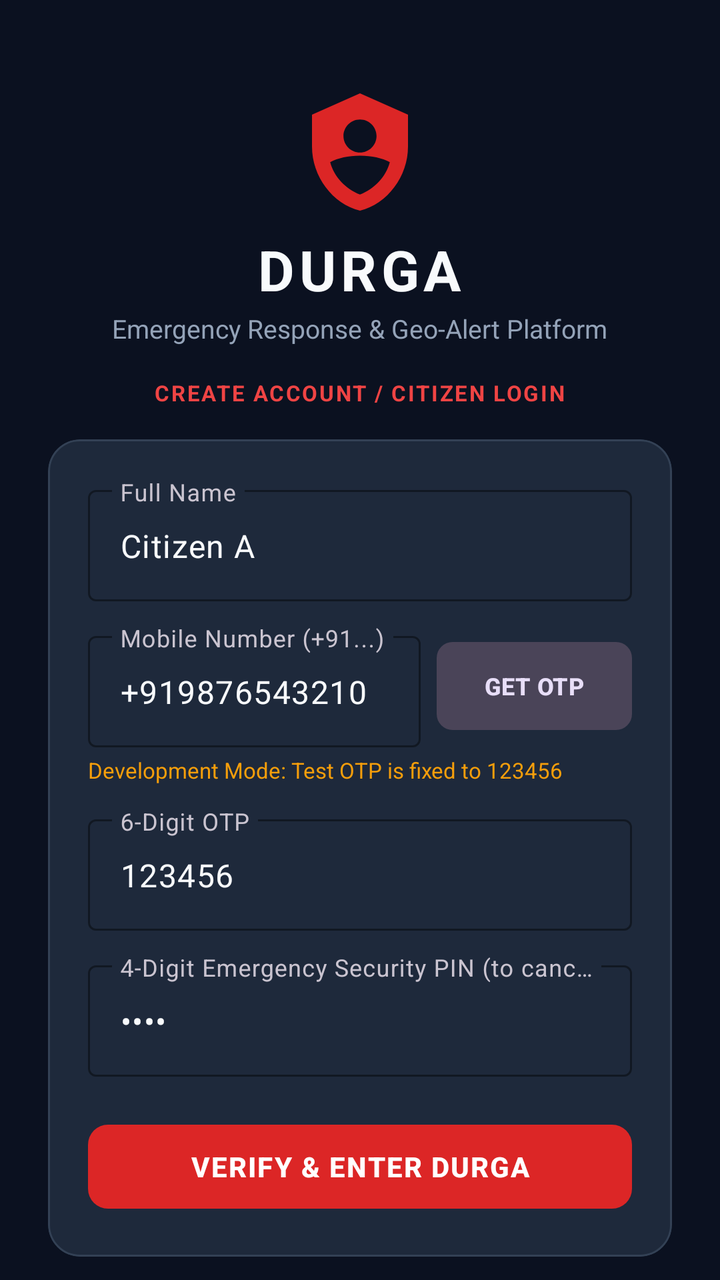
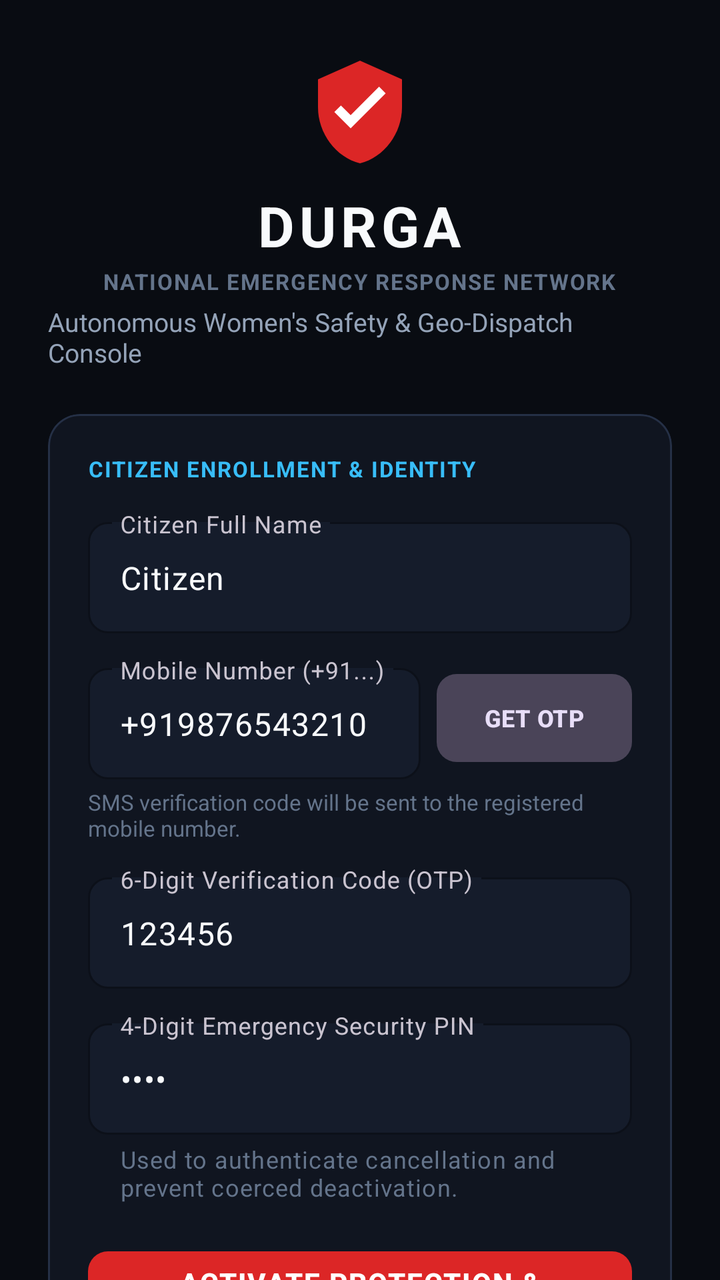

Before-and-after screenshots of an Android layout around one commit, followed by the original layout XML and the change that was made.
<!-- AndroidManifest.xml: activity theme Theme.DURGA -->
<!-- res/layout/activity_login.xml -->
<?xml version="1.0" encoding="utf-8"?>
<androidx.coordinatorlayout.widget.CoordinatorLayout
    xmlns:android="http://schemas.android.com/apk/res/android"
    xmlns:app="http://schemas.android.com/apk/res-auto"
    xmlns:tools="http://schemas.android.com/tools"
    android:layout_width="match_parent"
    android:layout_height="match_parent"
    android:background="@color/durga_dark_bg">

    <androidx.core.widget.NestedScrollView
        android:layout_width="match_parent"
        android:layout_height="match_parent"
        android:fillViewport="true">

        <LinearLayout
            android:layout_width="match_parent"
            android:layout_height="wrap_content"
            android:orientation="vertical"
            android:padding="24dp"
            android:gravity="center_horizontal">

            
            <ImageView
                android:layout_width="64dp"
                android:layout_height="64dp"
                android:src="@drawable/ic_durga_shield"
                android:layout_marginTop="20dp"
                android:contentDescription="DURGA Logo" />

            <TextView
                android:layout_width="wrap_content"
                android:layout_height="wrap_content"
                android:text="DURGA"
                android:textColor="@color/text_primary"
                android:textSize="28sp"
                android:textStyle="bold"
                android:letterSpacing="0.08"
                android:layout_marginTop="8dp" />

            <TextView
                android:layout_width="wrap_content"
                android:layout_height="wrap_content"
                android:text="Emergency Response &amp; Geo-Alert Platform"
                android:textColor="@color/text_secondary"
                android:textSize="13sp"
                android:layout_marginTop="2dp" />

            <TextView
                android:layout_width="wrap_content"
                android:layout_height="wrap_content"
                android:text="CREATE ACCOUNT / CITIZEN LOGIN"
                android:textColor="@color/durga_red_bright"
                android:textSize="11sp"
                android:textStyle="bold"
                android:letterSpacing="0.08"
                android:layout_marginTop="16dp" />

            
            <com.google.android.material.card.MaterialCardView
                android:layout_width="match_parent"
                android:layout_height="wrap_content"
                android:layout_marginTop="16dp"
                app:cardCornerRadius="16dp"
                app:cardBackgroundColor="@color/durga_card_bg"
                app:strokeColor="@color/durga_card_border"
                app:strokeWidth="1dp">

                <LinearLayout
                    android:layout_width="match_parent"
                    android:layout_height="wrap_content"
                    android:orientation="vertical"
                    android:padding="20dp">

                    
                    <com.google.android.material.textfield.TextInputLayout
                        android:layout_width="match_parent"
                        android:layout_height="wrap_content"
                        android:hint="Full Name"
                        app:boxStrokeColor="@color/durga_blue_accent">

                        <com.google.android.material.textfield.TextInputEditText
                            android:id="@+id/etName"
                            android:layout_width="match_parent"
                            android:layout_height="wrap_content"
                            android:text="Citizen A"
                            android:inputType="textPersonName"
                            android:textColor="@color/text_primary" />
                    </com.google.android.material.textfield.TextInputLayout>

                    
                    <LinearLayout
                        android:layout_width="match_parent"
                        android:layout_height="wrap_content"
                        android:orientation="horizontal"
                        android:layout_marginTop="12dp"
                        android:gravity="center_vertical">

                        <com.google.android.material.textfield.TextInputLayout
                            android:layout_width="0dp"
                            android:layout_height="wrap_content"
                            android:layout_weight="1"
                            android:hint="Mobile Number (+91...)"
                            app:boxStrokeColor="@color/durga_blue_accent">

                            <com.google.android.material.textfield.TextInputEditText
                                android:id="@+id/etPhone"
                                android:layout_width="match_parent"
                                android:layout_height="wrap_content"
                                android:text="+919876543210"
                                android:inputType="phone"
                                android:textColor="@color/text_primary" />
                        </com.google.android.material.textfield.TextInputLayout>

                        <com.google.android.material.button.MaterialButton
                            android:id="@+id/btnRequestOtp"
                            style="@style/Widget.Material3.Button.TonalButton"
                            android:layout_width="wrap_content"
                            android:layout_height="52dp"
                            android:layout_marginStart="8dp"
                            android:text="GET OTP"
                            android:textStyle="bold"
                            android:textSize="12sp"
                            app:cornerRadius="8dp" />
                    </LinearLayout>

                    <TextView
                        android:id="@+id/tvOtpHint"
                        android:layout_width="match_parent"
                        android:layout_height="wrap_content"
                        android:text="Development Mode: Test OTP is fixed to 123456"
                        android:textColor="@color/durga_amber_warning"
                        android:textSize="11sp"
                        android:layout_marginTop="4dp" />

                    
                    <com.google.android.material.textfield.TextInputLayout
                        android:layout_width="match_parent"
                        android:layout_height="wrap_content"
                        android:layout_marginTop="12dp"
                        android:hint="6-Digit OTP"
                        app:boxStrokeColor="@color/durga_blue_accent">

                        <com.google.android.material.textfield.TextInputEditText
                            android:id="@+id/etOtp"
                            android:layout_width="match_parent"
                            android:layout_height="wrap_content"
                            android:text="123456"
                            android:inputType="number"
                            android:maxLength="6"
                            android:textColor="@color/text_primary" />
                    </com.google.android.material.textfield.TextInputLayout>

                    
                    <com.google.android.material.textfield.TextInputLayout
                        android:layout_width="match_parent"
                        android:layout_height="wrap_content"
                        android:layout_marginTop="12dp"
                        android:hint="4-Digit Emergency Security PIN (to cancel alarms)"
                        app:boxStrokeColor="@color/durga_blue_accent">

                        <com.google.android.material.textfield.TextInputEditText
                            android:id="@+id/etPin"
                            android:layout_width="match_parent"
                            android:layout_height="wrap_content"
                            android:text="1234"
                            android:inputType="numberPassword"
                            android:maxLength="4"
                            android:textColor="@color/text_primary" />
                    </com.google.android.material.textfield.TextInputLayout>

                    
                    <com.google.android.material.button.MaterialButton
                        android:id="@+id/btnVerifyAndLogin"
                        android:layout_width="match_parent"
                        android:layout_height="50dp"
                        android:layout_marginTop="20dp"
                        android:text="VERIFY &amp; ENTER DURGA"
                        android:textColor="@color/white"
                        android:textStyle="bold"
                        android:letterSpacing="0.05"
                        app:backgroundTint="@color/durga_red_primary"
                        app:cornerRadius="10dp" />
                </LinearLayout>
            </com.google.android.material.card.MaterialCardView>

            
            <com.google.android.material.card.MaterialCardView
                android:layout_width="match_parent"
                android:layout_height="wrap_content"
                android:layout_marginTop="14dp"
                android:layout_marginBottom="24dp"
                app:cardCornerRadius="14dp"
                app:cardBackgroundColor="@color/durga_surface_dark"
                app:strokeColor="@color/durga_card_border"
                app:strokeWidth="1dp">

                <LinearLayout
                    android:layout_width="match_parent"
                    android:layout_height="wrap_content"
                    android:orientation="vertical"
                    android:padding="16dp">

                    <TextView
                        android:layout_width="wrap_content"
                        android:layout_height="wrap_content"
                        android:text="CENTRAL BACKEND API SERVER"
                        android:textColor="@color/durga_blue_accent"
                        android:textSize="11sp"
                        android:textStyle="bold"
                        android:letterSpacing="0.05" />

                    <TextView
                        android:layout_width="wrap_content"
                        android:layout_height="wrap_content"
                        android:text="Central cloud endpoint for 1.0 km proximity dispatch and identity verification:"
                        android:textColor="@color/text_secondary"
                        android:textSize="11sp"
                        android:layout_marginTop="2dp" />

                    <com.google.android.material.textfield.TextInputLayout
                        android:layout_width="match_parent"
                        android:layout_height="wrap_content"
                        android:layout_marginTop="10dp"
                        android:hint="Central Cloud API URL (4G/5G/Internet)"
                        app:boxStrokeColor="@color/durga_blue_accent">

                        <com.google.android.material.textfield.TextInputEditText
                            android:id="@+id/etServerUrl"
                            android:layout_width="match_parent"
                            android:layout_height="wrap_content"
                            android:inputType="textUri"
                            android:textColor="@color/text_primary"
                            android:textSize="13sp" />
                    </com.google.android.material.textfield.TextInputLayout>

                    <LinearLayout
                        android:layout_width="match_parent"
                        android:layout_height="wrap_content"
                        android:orientation="horizontal"
                        android:layout_marginTop="10dp"
                        android:gravity="center_vertical">

                        <com.google.android.material.button.MaterialButton
                            android:id="@+id/btnTestServer"
                            style="@style/Widget.Material3.Button.OutlinedButton"
                            android:layout_width="wrap_content"
                            android:layout_height="40dp"
                            android:text="TEST CONNECTION"
                            android:textSize="11sp"
                            android:textStyle="bold"
                            android:textColor="@color/durga_blue_accent"
                            app:strokeColor="@color/durga_blue_accent"
                            app:cornerRadius="8dp" />

                        <TextView
                            android:id="@+id/tvServerStatus"
                            android:layout_width="0dp"
                            android:layout_height="wrap_content"
                            android:layout_weight="1"
                            android:layout_marginStart="10dp"
                            android:text="Standalone Mode (Server Optional)"
                            android:textColor="@color/durga_green_safe"
                            android:textSize="11sp"
                            android:textStyle="bold" />
                    </LinearLayout>
                </LinearLayout>
            </com.google.android.material.card.MaterialCardView>

        </LinearLayout>
    </androidx.core.widget.NestedScrollView>
</androidx.coordinatorlayout.widget.CoordinatorLayout>
<!-- resources referenced by this layout -->
<resources>
  <color name="durga_amber_warning">#F59E0B</color>
  <color name="durga_blue_accent">#38BDF8</color>
  <color name="durga_card_bg">#1E293B</color>
  <color name="durga_card_border">#334155</color>
  <color name="durga_dark_bg">#0B1120</color>
  <color name="durga_green_safe">#10B981</color>
  <color name="durga_red_bright">#EF4444</color>
  <color name="durga_red_primary">#DC2626</color>
  <color name="durga_surface_dark">#131D31</color>
  <color name="text_primary">#F8FAFC</color>
  <color name="text_secondary">#94A3B8</color>
  <color name="white">#FFFFFFFF</color>
  <!-- drawable ic_durga_shield (drawable) -->
  <vector xmlns:android="http://schemas.android.com/apk/res/android"
      android:width="48dp"
      android:height="48dp"
      android:viewportWidth="24"
      android:viewportHeight="24">
      <path
          android:fillColor="#DC2626"
          android:pathData="M12,1L3,5v6c0,5.55 3.84,10.74 9,12c5.16,-1.26 9,-6.45 9,-12V5L12,1zm0,4.9c1.71,0 3.1,1.39 3.1,3.1c0,1.71 -1.39,3.1 -3.1,3.1s-3.1,-1.39 -3.1,-3.1c0,-1.71 1.39,-3.1 3.1,-3.1zm0,14.07c-2.61,-1.02 -4.84,-3.24 -5.59,-6.07c1.47,-0.75 3.39,-1.2 5.59,-1.2s4.12,0.45 5.59,1.2c-0.75,2.83 -2.98,5.05 -5.59,6.07z"/>
  </vector>
  <style name="Theme.DURGA" parent="Theme.Material3.Dark.NoActionBar">
          <item name="android:statusBarColor">@color/durga_dark_bg</item>
          <item name="android:navigationBarColor">@color/durga_dark_bg</item>
          <item name="android:windowBackground">@color/durga_dark_bg</item>
          <item name="colorPrimary">@color/durga_red_primary</item>
          <item name="colorSecondary">@color/durga_blue_accent</item>
          <item name="colorSurface">@color/durga_surface_dark</item>
          <item name="colorOnSurface">@color/text_primary</item>
      </style>
</resources>

<!-- the commit's change to res/layout/activity_login.xml (unified diff, before → after) -->
@@ -16,16 +16,17 @@
             android:layout_width="match_parent"
             android:layout_height="wrap_content"
             android:orientation="vertical"
-            android:padding="24dp"
+            android:paddingHorizontal="24dp"
+            android:paddingTop="28dp"
+            android:paddingBottom="36dp"
             android:gravity="center_horizontal">
 
             
             <ImageView
-                android:layout_width="64dp"
-                android:layout_height="64dp"
-                android:src="@drawable/ic_durga_shield"
-                android:layout_marginTop="20dp"
-                android:contentDescription="DURGA Logo" />
+                android:layout_width="56dp"
+                android:layout_height="56dp"
+                android:src="@drawable/ic_shield_verified"
+                android:contentDescription="DURGA Official Defense Emblem" />
 
             <TextView
                 android:layout_width="wrap_content"
@@ -35,33 +36,33 @@
                 android:textSize="28sp"
                 android:textStyle="bold"
                 android:letterSpacing="0.08"
-                android:layout_marginTop="8dp" />
+                android:layout_marginTop="10dp" />
 
             <TextView
                 android:layout_width="wrap_content"
                 android:layout_height="wrap_content"
-                android:text="Emergency Response &amp; Geo-Alert Platform"
+                android:text="NATIONAL EMERGENCY RESPONSE NETWORK"
+                android:textColor="@color/text_muted"
+                android:textSize="11sp"
+                android:textStyle="bold"
+                android:letterSpacing="0.06"
+                android:layout_marginTop="2dp" />
+
+            <TextView
+                android:layout_width="wrap_content"
+                android:layout_height="wrap_content"
+                android:text="Autonomous Women's Safety &amp; Geo-Dispatch Console"
                 android:textColor="@color/text_secondary"
                 android:textSize="13sp"
-                android:layout_marginTop="2dp" />
-
-            <TextView
-                android:layout_width="wrap_content"
-                android:layout_height="wrap_content"
-                android:text="CREATE ACCOUNT / CITIZEN LOGIN"
-                android:textColor="@color/durga_red_bright"
-                android:textSize="11sp"
-                android:textStyle="bold"
-                android:letterSpacing="0.08"
-                android:layout_marginTop="16dp" />
+                android:layout_marginTop="4dp" />
 
             
             <com.google.android.material.card.MaterialCardView
                 android:layout_width="match_parent"
                 android:layout_height="wrap_content"
-                android:layout_marginTop="16dp"
+                android:layout_marginTop="22dp"
                 app:cardCornerRadius="16dp"
-                app:cardBackgroundColor="@color/durga_card_bg"
+                app:cardBackgroundColor="@color/durga_surface_dark"
                 app:strokeColor="@color/durga_card_border"
                 app:strokeWidth="1dp">
 
@@ -71,18 +72,33 @@
                     android:orientation="vertical"
                     android:padding="20dp">
 
-                    
-                    <com.google.android.material.textfield.TextInputLayout
-                        android:layout_width="match_parent"
-                        android:layout_height="wrap_content"
-                        android:hint="Full Name"
-                        app:boxStrokeColor="@color/durga_blue_accent">
+                    <TextView
+                        android:layout_width="wrap_content"
+                        android:layout_height="wrap_content"
+                        android:text="CITIZEN ENROLLMENT &amp; IDENTITY"
+                        android:textColor="@color/durga_blue_bright"
+                        android:textSize="11sp"
+                        android:textStyle="bold"
+                        android:letterSpacing="0.06" />
+
+                    
+                    <com.google.android.material.textfield.TextInputLayout
+                        android:layout_width="match_parent"
+                        android:layout_height="wrap_content"
+                        android:layout_marginTop="14dp"
+                        android:hint="Citizen Full Name"
+                        app:boxStrokeColor="@color/durga_blue_accent"
+                        app:boxBackgroundColor="@color/durga_card_bg"
+                        app:boxCornerRadiusTopStart="10dp"
+                        app:boxCornerRadiusTopEnd="10dp"
+                        app:boxCornerRadiusBottomStart="10dp"
+                        app:boxCornerRadiusBottomEnd="10dp">
 
                         <com.google.android.material.textfield.TextInputEditText
                             android:id="@+id/etName"
                             android:layout_width="match_parent"
                             android:layout_height="wrap_content"
-                            android:text="Citizen A"
+                            android:text="Citizen"
                             android:inputType="textPersonName"
                             android:textColor="@color/text_primary" />
                     </com.google.android.material.textfield.TextInputLayout>
@@ -100,7 +116,12 @@
                             android:layout_height="wrap_content"
                             android:layout_weight="1"
                             android:hint="Mobile Number (+91...)"
-                            app:boxStrokeColor="@color/durga_blue_accent">
+                            app:boxStrokeColor="@color/durga_blue_accent"
+                            app:boxBackgroundColor="@color/durga_card_bg"
+                            app:boxCornerRadiusTopStart="10dp"
+                            app:boxCornerRadiusTopEnd="10dp"
+                            app:boxCornerRadiusBottomStart="10dp"
+                            app:boxCornerRadiusBottomEnd="10dp">
 
                             <com.google.android.material.textfield.TextInputEditText
                                 android:id="@+id/etPhone"
@@ -120,15 +141,15 @@
                             android:text="GET OTP"
                             android:textStyle="bold"
                             android:textSize="12sp"
-                            app:cornerRadius="8dp" />
+                            app:cornerRadius="10dp" />
                     </LinearLayout>
 
                     <TextView
                         android:id="@+id/tvOtpHint"
                         android:layout_width="match_parent"
                         android:layout_height="wrap_content"
-                        android:text="Development Mode: Test OTP is fixed to 123456"
-                        android:textColor="@color/durga_amber_warning"
+                        android:text="SMS verification code will be sent to the registered mobile number."
+                        android:textColor="@color/text_muted"
                         android:textSize="11sp"
                         android:layout_marginTop="4dp" />
 
@@ -137,8 +158,13 @@
                         android:layout_width="match_parent"
                         android:layout_height="wrap_content"
                         android:layout_marginTop="12dp"
-                        android:hint="6-Digit OTP"
-                        app:boxStrokeColor="@color/durga_blue_accent">
+                        android:hint="6-Digit Verification Code (OTP)"
+                        app:boxStrokeColor="@color/durga_blue_accent"
+                        app:boxBackgroundColor="@color/durga_card_bg"
+                        app:boxCornerRadiusTopStart="10dp"
+                        app:boxCornerRadiusTopEnd="10dp"
+                        app:boxCornerRadiusBottomStart="10dp"
+                        app:boxCornerRadiusBottomEnd="10dp">
 
                         <com.google.android.material.textfield.TextInputEditText
                             android:id="@+id/etOtp"
@@ -155,8 +181,15 @@
                         android:layout_width="match_parent"
                         android:layout_height="wrap_content"
                         android:layout_marginTop="12dp"
-                        android:hint="4-Digit Emergency Security PIN (to cancel alarms)"
-                        app:boxStrokeColor="@color/durga_blue_accent">
+                        android:hint="4-Digit Emergency Security PIN"
+                        app:helperText="Used to authenticate cancellation and prevent coerced deactivation."
+                        app:helperTextTextColor="@color/text_muted"
+                        app:boxStrokeColor="@color/durga_blue_accent"
+                        app:boxBackgroundColor="@color/durga_card_bg"
+                        app:boxCornerRadiusTopStart="10dp"
+                        app:boxCornerRadiusTopEnd="10dp"
+                        app:boxCornerRadiusBottomStart="10dp"
+                        app:boxCornerRadiusBottomEnd="10dp">
 
                         <com.google.android.material.textfield.TextInputEditText
                             android:id="@+id/etPin"
@@ -172,9 +205,9 @@
                     <com.google.android.material.button.MaterialButton
                         android:id="@+id/btnVerifyAndLogin"
                         android:layout_width="match_parent"
-                        android:layout_height="50dp"
+                        android:layout_height="52dp"
                         android:layout_marginTop="20dp"
-                        android:text="VERIFY &amp; ENTER DURGA"
+                        android:text="ACTIVATE PROTECTION &amp; ENTER"
                         android:textColor="@color/white"
                         android:textStyle="bold"
                         android:letterSpacing="0.05"
@@ -187,10 +220,9 @@
             <com.google.android.material.card.MaterialCardView
                 android:layout_width="match_parent"
                 android:layout_height="wrap_content"
-                android:layout_marginTop="14dp"
-                android:layout_marginBottom="24dp"
+                android:layout_marginTop="16dp"
                 app:cardCornerRadius="14dp"
-                app:cardBackgroundColor="@color/durga_surface_dark"
+                app:cardBackgroundColor="@color/durga_card_bg"
                 app:strokeColor="@color/durga_card_border"
                 app:strokeWidth="1dp">
 
@@ -203,26 +235,22 @@
                     <TextView
                         android:layout_width="wrap_content"
                         android:layout_height="wrap_content"
-                        android:text="CENTRAL BACKEND API SERVER"
-                        android:textColor="@color/durga_blue_accent"
-                        android:textSize="11sp"
+                        android:text="CENTRAL EMERGENCY GATEWAY"
+                        android:textColor="@color/text_muted"
+                        android:textSize="10sp"
                         android:textStyle="bold"
                         android:letterSpacing="0.05" />
 
-                    <TextView
-                        android:layout_width="wrap_content"
-                        android:layout_height="wrap_content"
-                        android:text="Central cloud endpoint for 1.0 km proximity dispatch and identity verification:"
-                        android:textColor="@color/text_secondary"
-                        android:textSize="11sp"
-                        android:layout_marginTop="2dp" />
-
-                    <com.google.android.material.textfield.TextInputLayout
-                        android:layout_width="match_parent"
-                        android:layout_height="wrap_content"
-                        android:layout_marginTop="10dp"
-                        android:hint="Central Cloud API URL (4G/5G/Internet)"
-                        app:boxStrokeColor="@color/durga_blue_accent">
+                    <com.google.android.material.textfield.TextInputLayout
+                        android:layout_width="match_parent"
+                        android:layout_height="wrap_content"
+                        android:layout_marginTop="8dp"
+                        android:hint="Central Cloud API Endpoint"
+                        app:boxStrokeColor="@color/durga_blue_accent"
+                        app:boxCornerRadiusTopStart="8dp"
+                        app:boxCornerRadiusTopEnd="8dp"
+                        app:boxCornerRadiusBottomStart="8dp"
+                        app:boxCornerRadiusBottomEnd="8dp">
 
                         <com.google.android.material.textfield.TextInputEditText
                             android:id="@+id/etServerUrl"
@@ -230,7 +258,7 @@
                             android:layout_height="wrap_content"
                             android:inputType="textUri"
                             android:textColor="@color/text_primary"
-                            android:textSize="13sp" />
+                            android:textSize="12sp" />
                     </com.google.android.material.textfield.TextInputLayout>
 
                     <LinearLayout
@@ -244,12 +272,12 @@
                             android:id="@+id/btnTestServer"
                             style="@style/Widget.Material3.Button.OutlinedButton"
                             android:layout_width="wrap_content"
-                            android:layout_height="40dp"
-                            android:text="TEST CONNECTION"
+                            android:layout_height="38dp"
+                            android:text="VERIFY GATEWAY"
                             android:textSize="11sp"
                             android:textStyle="bold"
-                            android:textColor="@color/durga_blue_accent"
-                            app:strokeColor="@color/durga_blue_accent"
+                            android:textColor="@color/durga_blue_bright"
+                            app:strokeColor="@color/durga_card_border"
                             app:cornerRadius="8dp" />
 
                         <TextView
@@ -258,7 +286,7 @@
                             android:layout_height="wrap_content"
                             android:layout_weight="1"
                             android:layout_marginStart="10dp"
-                            android:text="Standalone Mode (Server Optional)"
+                            android:text="Central Cloud Connected"
                             android:textColor="@color/durga_green_safe"
                             android:textSize="11sp"
                             android:textStyle="bold" />
<!-- resource entries referenced after the edit -->
@@ -1,26 +1,29 @@
 <!-- resources referenced by this layout -->
 <resources>
-  <color name="durga_amber_warning">#F59E0B</color>
-  <color name="durga_blue_accent">#38BDF8</color>
-  <color name="durga_card_bg">#1E293B</color>
-  <color name="durga_card_border">#334155</color>
-  <color name="durga_dark_bg">#0B1120</color>
+  <color name="durga_blue_accent">#0284C7</color>
+  <color name="durga_blue_bright">#38BDF8</color>
+  <color name="durga_card_bg">#151C2B</color>
+  <color name="durga_card_border">#253046</color>
+  <color name="durga_dark_bg">#090C12</color>
   <color name="durga_green_safe">#10B981</color>
-  <color name="durga_red_bright">#EF4444</color>
   <color name="durga_red_primary">#DC2626</color>
-  <color name="durga_surface_dark">#131D31</color>
+  <color name="durga_surface_dark">#101520</color>
+  <color name="text_muted">#64748B</color>
   <color name="text_primary">#F8FAFC</color>
   <color name="text_secondary">#94A3B8</color>
   <color name="white">#FFFFFFFF</color>
-  <!-- drawable ic_durga_shield (drawable) -->
+  <!-- drawable ic_shield_verified (drawable) -->
   <vector xmlns:android="http://schemas.android.com/apk/res/android"
-      android:width="48dp"
-      android:height="48dp"
+      android:width="24dp"
+      android:height="24dp"
       android:viewportWidth="24"
       android:viewportHeight="24">
       <path
           android:fillColor="#DC2626"
-          android:pathData="M12,1L3,5v6c0,5.55 3.84,10.74 9,12c5.16,-1.26 9,-6.45 9,-12V5L12,1zm0,4.9c1.71,0 3.1,1.39 3.1,3.1c0,1.71 -1.39,3.1 -3.1,3.1s-3.1,-1.39 -3.1,-3.1c0,-1.71 1.39,-3.1 3.1,-3.1zm0,14.07c-2.61,-1.02 -4.84,-3.24 -5.59,-6.07c1.47,-0.75 3.39,-1.2 5.59,-1.2s4.12,0.45 5.59,1.2c-0.75,2.83 -2.98,5.05 -5.59,6.07z"/>
+          android:pathData="M12,1L3,5v6c0,5.55 3.84,10.74 9,12c5.16,-1.26 9,-6.45 9,-12V5L12,1z"/>
+      <path
+          android:fillColor="#FFFFFF"
+          android:pathData="M10,15.5l-3.5,-3.5l1.41,-1.41L10,12.67l6.09,-6.09L17.5,8L10,15.5z"/>
   </vector>
   <style name="Theme.DURGA" parent="Theme.Material3.Dark.NoActionBar">
           <item name="android:statusBarColor">@color/durga_dark_bg</item>
